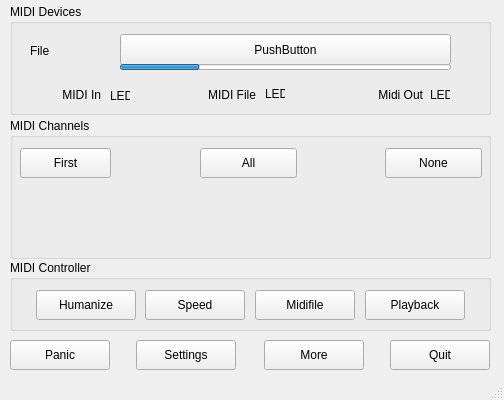
Before: the Qt Designer form src/mainwindow.ui in obook/I-like-Chopin, drawn with Qt 5.
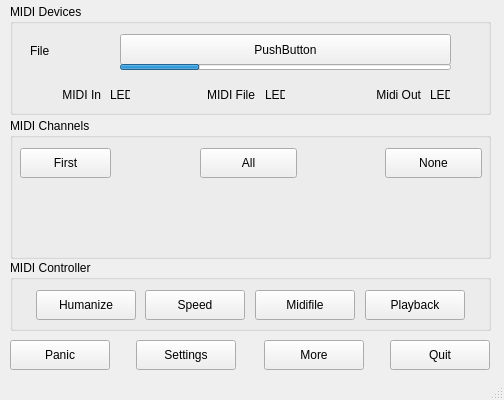
After: the same form once the commit is applied.

Patch:
```diff
--- a/src/mainwindow.ui
+++ b/src/mainwindow.ui
@@ -64,9 +64,9 @@
     <widget class="QLabel" name="label_Ouput">
      <property name="geometry">
       <rect>
-       <x>322</x>
+       <x>321</x>
        <y>80</y>
-       <width>91</width>
+       <width>90</width>
        <height>22</height>
       </rect>
      </property>
@@ -97,7 +97,7 @@
      <property name="geometry">
       <rect>
        <x>100</x>
-       <y>82</y>
+       <y>81</y>
        <width>20</width>
        <height>20</height>
       </rect>
@@ -123,7 +123,7 @@
      <property name="geometry">
       <rect>
        <x>255</x>
-       <y>80</y>
+       <y>81</y>
        <width>20</width>
        <height>20</height>
       </rect>
@@ -172,7 +172,7 @@
       <rect>
        <x>155</x>
        <y>80</y>
-       <width>91</width>
+       <width>90</width>
        <height>22</height>
       </rect>
      </property>
```
